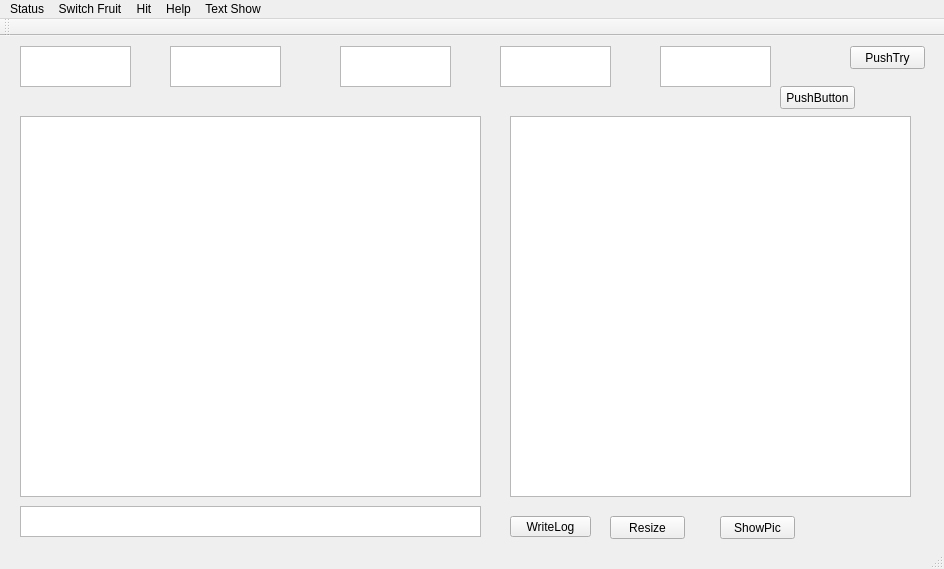
Above: mainwindow.ui from HanShanGit/peracd-demo before the change. Below: the same form after it.
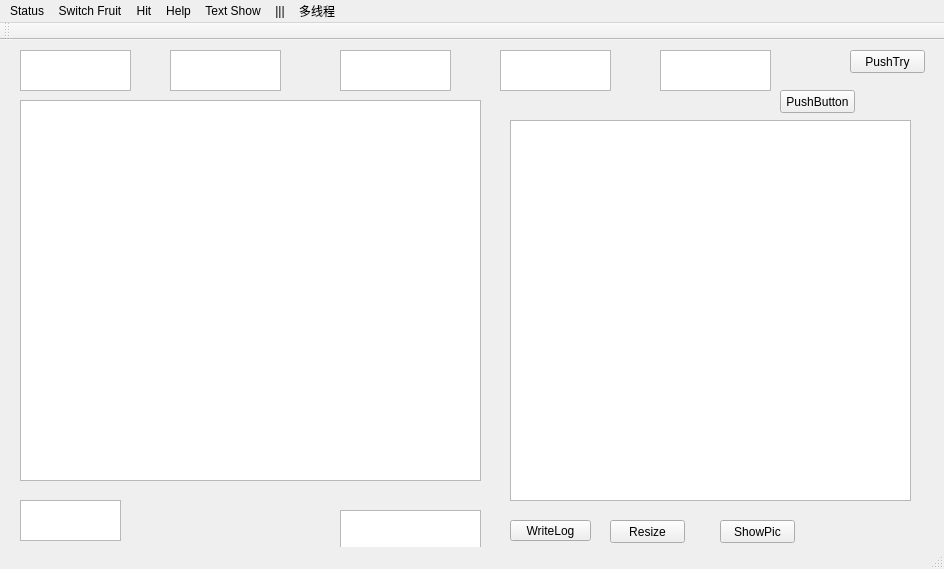
That is the form after the change.

Diff of the .ui file:
```diff
--- a/mainwindow.ui
+++ b/mainwindow.ui
@@ -18,7 +18,7 @@
     <property name="geometry">
      <rect>
       <x>20</x>
-      <y>80</y>
+      <y>60</y>
       <width>461</width>
       <height>381</height>
      </rect>
@@ -120,10 +120,10 @@
    <widget class="QTextEdit" name="textEdit">
     <property name="geometry">
      <rect>
-      <x>20</x>
+      <x>340</x>
       <y>470</y>
-      <width>461</width>
-      <height>31</height>
+      <width>141</width>
+      <height>41</height>
      </rect>
     </property>
    </widget>
@@ -166,6 +166,16 @@
      <string>Resize</string>
     </property>
    </widget>
+   <widget class="QTextBrowser" name="textThread">
+    <property name="geometry">
+     <rect>
+      <x>20</x>
+      <y>460</y>
+      <width>101</width>
+      <height>41</height>
+     </rect>
+    </property>
+   </widget>
   </widget>
   <widget class="QMenuBar" name="menuBar">
    <property name="geometry">
@@ -213,11 +223,25 @@
     <addaction name="actionFruit_Info"/>
     <addaction name="actionLog"/>
    </widget>
+   <widget class="QMenu" name="menu">
+    <property name="title">
+     <string>|||</string>
+    </property>
+   </widget>
+   <widget class="QMenu" name="menu_2">
+    <property name="title">
+     <string>多线程</string>
+    </property>
+    <addaction name="threadStart"/>
+    <addaction name="threadStop"/>
+   </widget>
    <addaction name="menuStatus"/>
    <addaction name="menuSwitch"/>
    <addaction name="menuHit"/>
    <addaction name="menuHelp"/>
    <addaction name="menuTextShow"/>
+   <addaction name="menu"/>
+   <addaction name="menu_2"/>
   </widget>
   <widget class="QToolBar" name="mainToolBar">
    <attribute name="toolBarArea">
```
Left out of the diff: 10 changed lines with no effect on the pictures.
